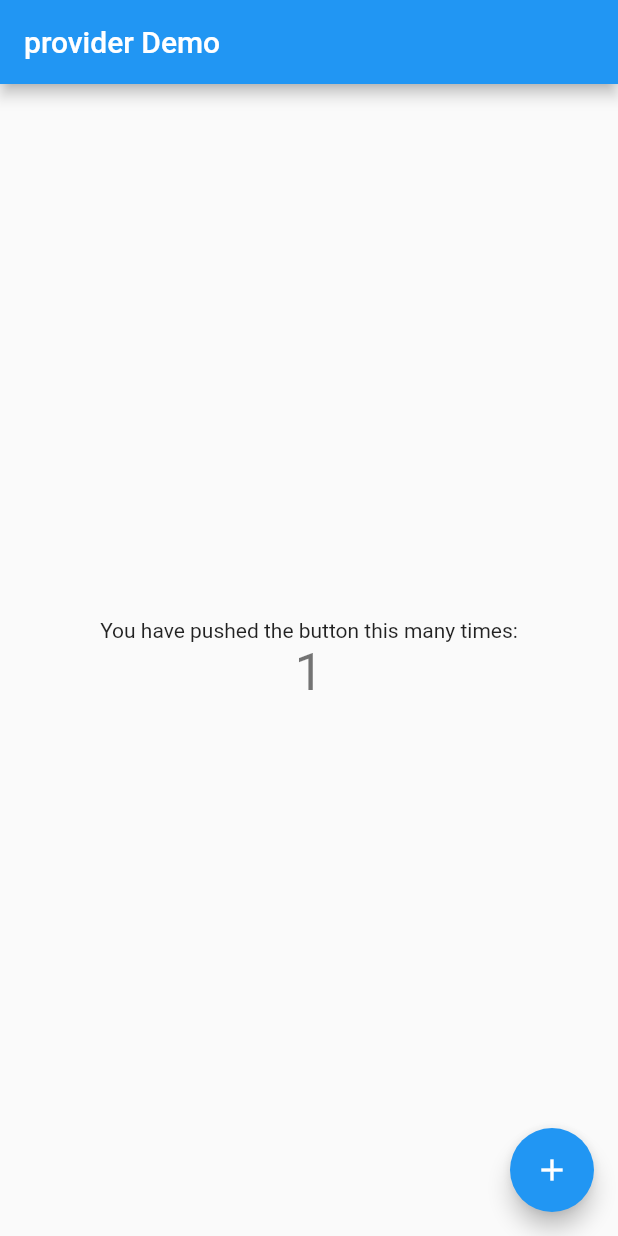
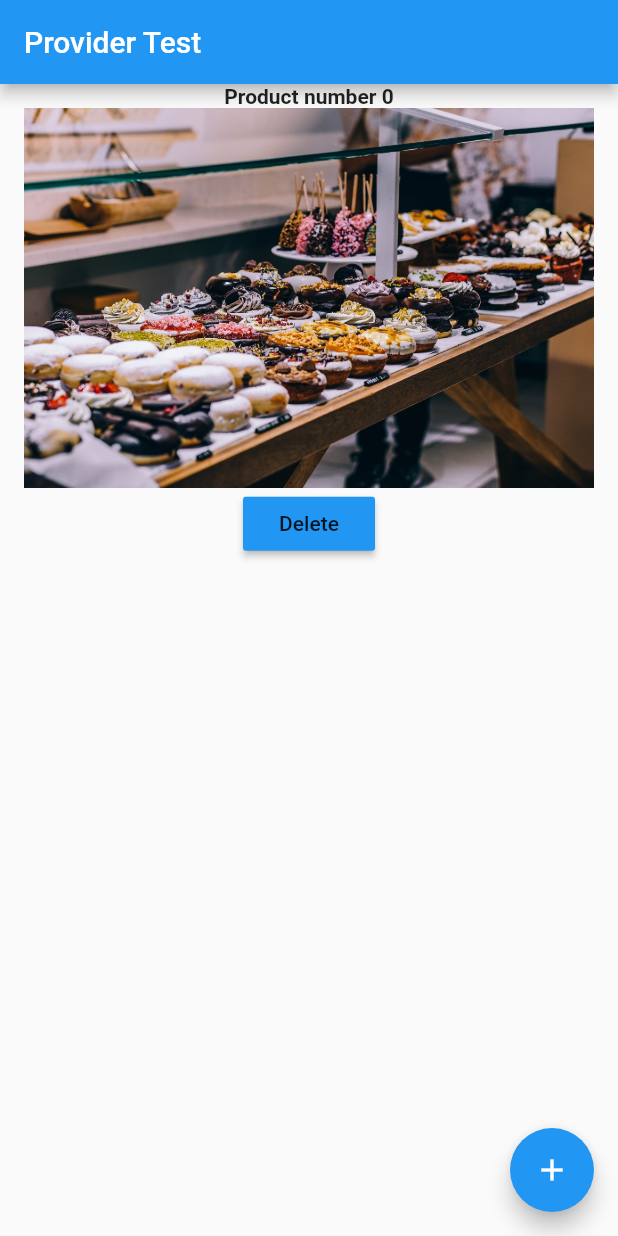
Before and after one commit to defoibrahim/provider_demo, a Flutter app: the screen it shows after launch, after a tap on the "add" icon, on a phone screen of 412 x 824 dp. Run offline on Flutter 3.47's test engine with Material 2 defaults, Android fonts, the phone set to English and light mode, and no system bars.

Commit message:
addProduct and removeProduct function

```diff
--- a/lib/controller/ProductsProvider.dart
+++ b/lib/controller/ProductsProvider.dart
@@ -1,12 +1,26 @@
 import 'package:flutter/material.dart';
-import 'package:productsstore/model/productModel.dart';
+import '../model/productModel.dart';
 
 class ProductsProvider extends ChangeNotifier {
   List<Product> myList = [];
+  int _counter = 0;
+
   addProduct() {
     Product product =
         Product("Product number ${myList.length}", "assets/food.jpg");
     myList.add(product);
     notifyListeners();
   }
+
+  removeProduct(int index) {
+    myList.removeAt(index);
+    notifyListeners();
+  }
+
+  getV() => _counter;
+
+  incrm() {
+    _counter++;
+    notifyListeners();
+  }
 }
--- a/lib/main.dart
+++ b/lib/main.dart
@@ -1,4 +1,9 @@
 import 'package:flutter/material.dart';
+import 'package:provider/provider.dart';
+import 'package:provider_demo/model/productModel.dart';
+
+import 'controller/AuthProvider.dart';
+import 'controller/ProductsProvider.dart';
 
 void main() {
   runApp(MyApp());
@@ -8,60 +13,66 @@ class MyApp extends StatelessWidget {
   // This widget is the root of your application.
   @override
   Widget build(BuildContext context) {
-    return MaterialApp(
+    return MultiProvider(
+      providers: [
+        ChangeNotifierProvider<ProductsProvider>(
+          create: (context) => ProductsProvider(),
+        ),
+        ChangeNotifierProvider<AuthProvider>(
+          create: (context) => AuthProvider(),
+        ),
+      ],
+      child: MaterialApp(
+        debugShowCheckedModeBanner: false,
         title: 'Flutter Demo',
         theme: ThemeData(
           primarySwatch: Colors.blue,
-        // This makes the visual density adapt to the platform that you run
-        // the app on. For desktop platforms, the controls will be smaller and
-        // closer together (more dense) than on mobile platforms.
-        visualDensity: VisualDensity.adaptivePlatformDensity,
         ),
-      home: MyHomePage(title: 'provider Demo '),
+        home: MyHomePage(),
+      ),
     );
   }
 }
 
-class MyHomePage extends StatefulWidget {
-  MyHomePage({Key key, this.title}) : super(key: key);
-
-  final String title;
-
-  @override
-  _MyHomePageState createState() => _MyHomePageState();
-}
-
-class _MyHomePageState extends State<MyHomePage> {
-  int _counter = 0;
-
-  void _incrementCounter() {
-    setState(() {
-      _counter++;
-    });
-  }
-
+class MyHomePage extends StatelessWidget {
   @override
   Widget build(BuildContext context) {
     return Scaffold(
       appBar: AppBar(
-        title: Text(widget.title),
+        title: Text("Provider Test"),
       ),
       body: Center(
+        child: Consumer<ProductsProvider>(
+          builder: (context, prod, child) {
+            return ListView.builder(
+                itemCount: prod.myList.length,
+                itemBuilder: (context, index) {
+                  return Container(
                     child: Column(
-          mainAxisAlignment: MainAxisAlignment.center,
                       children: <Widget>[
-            Text(
-              'You have pushed the button this many times:',
+                        Text(prod.myList[index].name,
+                            style: TextStyle(
+                                color: Colors.black87,
+                                fontWeight: FontWeight.bold)),
+                        Image.asset("${prod.myList[index].imageUrl}"),
+                        RaisedButton(
+                          color: Theme.of(context).accentColor,
+                          child: Text("Delete"),
+                          onPressed: () => Provider.of<ProductsProvider>(
+                                  context,
+                                  listen: false)
+                              .removeProduct(index),
+                        )
+                      ],
                     ),
-            Text(
-              '$_counter',
-              style: Theme.of(context).textTheme.headline4,
-            ),
-          ],
+                    margin: EdgeInsets.only(bottom: 8, left: 16, right: 16),
+                  );
+                });
+          },
         ),
       ),
       floatingActionButton: FloatingActionButton(
-        onPressed: _incrementCounter,
+        onPressed: Provider.of<ProductsProvider>(context).addProduct,
         tooltip: 'Increment',
         child: Icon(Icons.add),
       ), // This trailing comma makes auto-formatting nicer for build methods.
--- a/lib/model/productModel.dart
+++ b/lib/model/productModel.dart
@@ -1,8 +1,9 @@
 class Product {
   String imageUrl;
   String name;
+
   Product(
+    this.name,
     this.imageUrl,
-    this.name,
   );
 }
--- a/pubspec.yaml
+++ b/pubspec.yaml
@@ -29,7 +29,6 @@ dependencies:
   # Use with the CupertinoIcons class for iOS style icons.
   cupertino_icons: ^0.1.3
   provider: ^4.3.2
-  url_launcher: 5.4.10
   http: ^0.12.0+4
 
 dev_dependencies:
@@ -48,8 +47,8 @@ flutter:
   uses-material-design: true
 
   # To add assets to your application, add an assets section, like this:
-  # assets:
-  #   - images/a_dot_burr.jpeg
+  assets:
+    - assets/food.jpg
   #   - images/a_dot_ham.jpeg
 
   # An image asset can refer to one or more resolution-specific "variants", see
```
Also changed, not shown: assets/food.jpg (added), pubspec.lock, 2 other files. Lines whose indentation alone changed are shown as unchanged.
